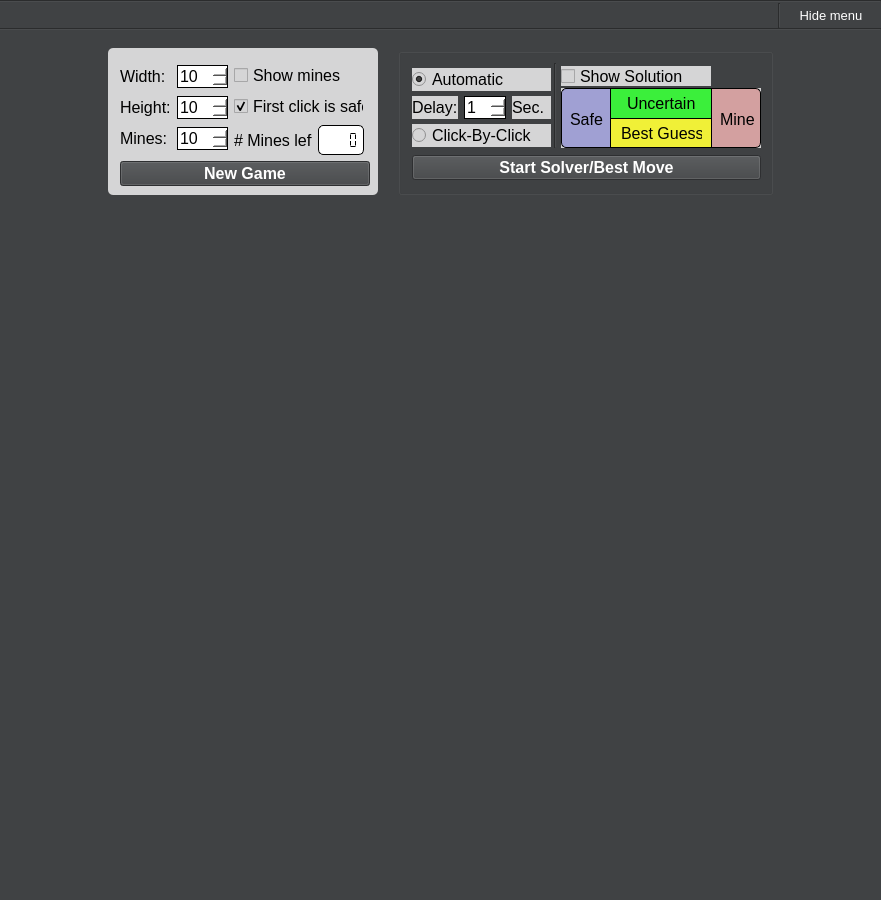
skullbox305/Minesweeper-Solver, file mainwindow.ui: the form before one commit.
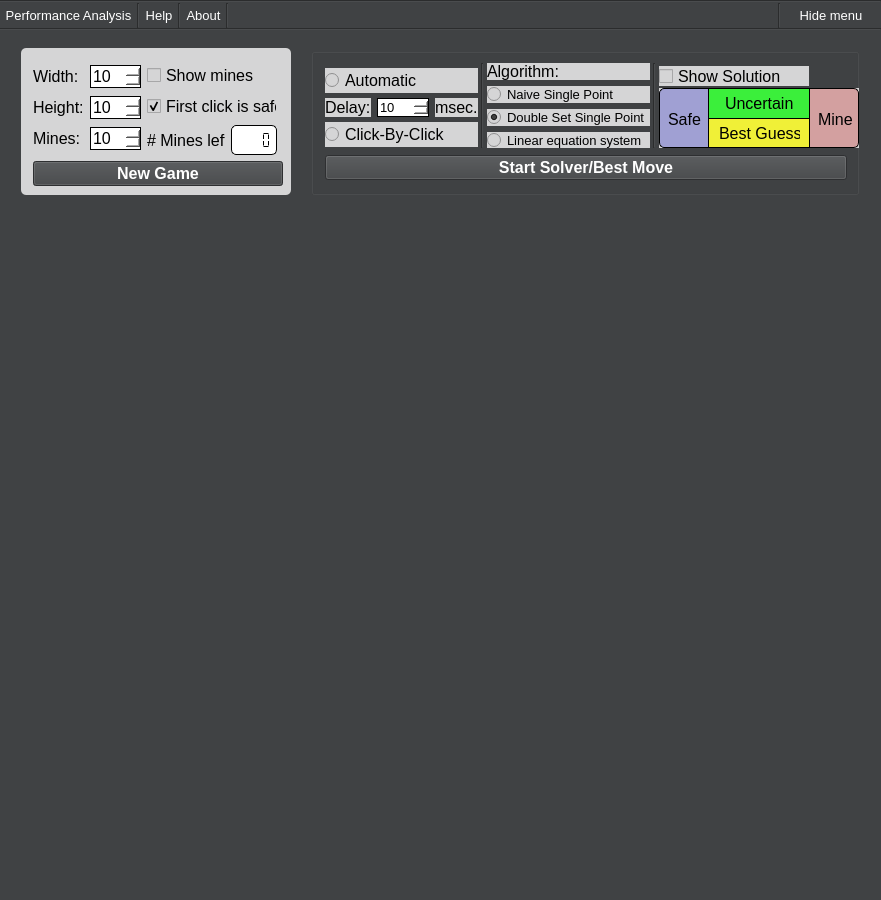
The form after the commit. Icons and pictures are not drawn.

Commit message: - Double Set SIngle Point Peformance optimiert - Solver Delay (in Millisekunden) Spinbox implementiert - Algorithmen auswahl Menu implementiert - Bug Fixes

```diff
--- a/mainwindow.ui
+++ b/mainwindow.ui
@@ -368,13 +368,13 @@
              <widget class="QGroupBox" name="groupBox_SolverOptions">
               <property name="minimumSize">
                <size>
-                <width>375</width>
+                <width>548</width>
                 <height>147</height>
                </size>
               </property>
               <property name="maximumSize">
                <size>
-                <width>375</width>
+                <width>500</width>
                 <height>147</height>
                </size>
               </property>
@@ -428,7 +428,7 @@
                   <number>0</number>
                  </property>
                  <item row="0" column="0">
-                  <layout class="QHBoxLayout" name="horizontalLayout_SolverOptions" stretch="0,0,0,0">
+                  <layout class="QHBoxLayout" name="horizontalLayout_SolverOptions" stretch="1,0,0,0,0,0">
                    <property name="spacing">
                     <number>3</number>
                    </property>
@@ -445,7 +445,7 @@
                     <number>7</number>
                    </property>
                    <item>
-                    <layout class="QGridLayout" name="gridLayout_SolverSettings" rowstretch="0,0,0,0,0,0" columnstretch="0,0,0,0,0,0">
+                    <layout class="QGridLayout" name="gridLayout_SolverSettings" rowstretch="0,0,0,0" columnstretch="0">
                      <property name="topMargin">
                       <number>5</number>
                      </property>
@@ -497,7 +497,7 @@
                         <widget class="QSpinBox" name="spinBox_SolverDelaySeconds">
                          <property name="font">
                           <font>
-                           <pointsize>12</pointsize>
+                           <pointsize>10</pointsize>
                           </font>
                          </property>
                          <property name="styleSheet">
@@ -508,7 +508,13 @@
 </string>
                          </property>
                          <property name="minimum">
-                          <number>1</number>
+                          <number>0</number>
+                         </property>
+                         <property name="maximum">
+                          <number>3000</number>
+                         </property>
+                         <property name="value">
+                          <number>10</number>
                          </property>
                         </widget>
                        </item>
@@ -538,7 +544,7 @@
                           <string notr="true">color: black;background-color: rgb(213, 213, 214);</string>
                          </property>
                          <property name="text">
-                          <string>Sec.</string>
+                          <string>msec.</string>
                          </property>
                         </widget>
                        </item>
@@ -566,6 +572,82 @@
                      </property>
                     </widget>
                    </item>
+                   <item>
+                    <layout class="QGridLayout" name="gridLayout_2">
+                     <item row="1" column="0">
+                      <widget class="QRadioButton" name="radioButton_naiveSinglePoint">
+                       <property name="font">
+                        <font>
+                         <pointsize>10</pointsize>
+                        </font>
+                       </property>
+                       <property name="styleSheet">
+                        <string notr="true">color: black;background-color: rgb(213, 213, 214);</string>
+                       </property>
+                       <property name="text">
+                        <string>Naive Single Point</string>
+                       </property>
+                       <attribute name="buttonGroup">
+                        <string notr="true">buttonGroup</string>
+                       </attribute>
+                      </widget>
+                     </item>
+                     <item row="3" column="0">
+                      <widget class="QRadioButton" name="radioButton_linear">
+                       <property name="font">
+                        <font>
+                         <pointsize>10</pointsize>
+                        </font>
+                       </property>
+                       <property name="styleSheet">
+                        <string notr="true">color: black;background-color: rgb(213, 213, 214);</string>
+                       </property>
+                       <property name="text">
+                        <string>Linear equation system</string>
+                       </property>
+                       <attribute name="buttonGroup">
+                        <string notr="true">buttonGroup</string>
+                       </attribute>
+                      </widget>
+                     </item>
+                     <item row="2" column="0">
+                      <widget class="QRadioButton" name="radioButton_doubleSetSinglePoint">
+                       <property name="font">
+                        <font>
+                         <pointsize>10</pointsize>
+                        </font>
+                       </property>
+                       <property name="styleSheet">
+                        <string notr="true">color: black;background-color: rgb(213, 213, 214);</string>
+                       </property>
+                       <property name="text">
+                        <string>Double Set Single Point</string>
+                       </property>
+                       <property name="checked">
+                        <bool>true</bool>
+                       </property>
+                       <attribute name="buttonGroup">
+                        <string notr="true">buttonGroup</string>
+                       </attribute>
+                      </widget>
+                     </item>
+                     <item row="0" column="0">
+                      <widget class="QLabel" name="label">
+                       <property name="font">
+                        <font>
+                         <pointsize>12</pointsize>
+                        </font>
+                       </property>
+                       <property name="styleSheet">
+                        <string notr="true">color: black;background-color: rgb(213, 213, 214);</string>
+                       </property>
+                       <property name="text">
+                        <string>Algorithm:</string>
+                       </property>
+                      </widget>
+                     </item>
+                    </layout>
+                   </item>
                    <item>
                     <spacer name="horizontalSpacer_2">
                      <property name="orientation">
@@ -580,7 +662,14 @@
                     </spacer>
                    </item>
                    <item>
-                    <layout class="QGridLayout" name="gridLayout_2" rowstretch="1,0,1,0,0,0,0" columnstretch="0,0,0">
+                    <widget class="Line" name="line">
+                     <property name="orientation">
+                      <enum>Qt::Vertical</enum>
+                     </property>
+                    </widget>
+                   </item>
+                   <item>
+                    <layout class="QGridLayout" name="gridLayout_ShowSolution" rowstretch="1,0,1,0,0,0" columnstretch="0">
                      <property name="leftMargin">
                       <number>0</number>
                      </property>
@@ -839,8 +928,6 @@
                                 <string>Uncertain</string>
                                </property>
                               </widget>
-                              <zorder>label_Uncertain</zorder>
-                              <zorder>cbShowSolution</zorder>
                              </widget>
                             </item>
                             <item>
@@ -1454,7 +1541,7 @@
         </widget>
        </item>
        <item row="1" column="0">
-        <layout class="QGridLayout" name="gridLayout_13" columnstretch="0,0,0">
+        <layout class="QGridLayout" name="gridLayout_13" columnstretch="0,0,0,0,0,0,0,0,0">
          <property name="sizeConstraint">
           <enum>QLayout::SetDefaultConstraint</enum>
          </property>
@@ -1465,13 +1552,55 @@
           <number>0</number>
          </property>
          <item row="0" column="1">
+          <widget class="Line" name="line_4">
+           <property name="orientation">
+            <enum>Qt::Vertical</enum>
+           </property>
+          </widget>
+         </item>
+         <item row="0" column="3">
+          <widget class="Line" name="line_5">
+           <property name="orientation">
+            <enum>Qt::Vertical</enum>
+           </property>
+          </widget>
+         </item>
+         <item row="0" column="0">
+          <widget class="QToolButton" name="toolButton">
+           <property name="font">
+            <font>
+             <pointsize>10</pointsize>
+            </font>
+           </property>
+           <property name="styleSheet">
+            <string notr="true">border-style: solid; border-color: black; </string>
+           </property>
+           <property name="text">
+            <string>Performance Analysis</string>
+           </property>
+          </widget>
+         </item>
+         <item row="0" column="6">
+          <spacer name="horizontalSpacer">
+           <property name="orientation">
+            <enum>Qt::Horizontal</enum>
+           </property>
+           <property name="sizeHint" stdset="0">
+            <size>
+             <width>40</width>
+             <height>20</height>
+            </size>
+           </property>
+          </spacer>
+         </item>
+         <item row="0" column="7">
           <widget class="Line" name="line_6">
            <property name="orientation">
             <enum>Qt::Vertical</enum>
            </property>
           </widget>
          </item>
-         <item row="0" column="2">
+         <item row="0" column="8">
           <widget class="QToolButton" name="button_GameOptions">
            <property name="sizePolicy">
             <sizepolicy hsizetype="Maximum" vsizetype="Maximum">
@@ -1506,18 +1635,42 @@
            </property>
           </widget>
          </item>
-         <item row="0" column="0">
-          <spacer name="horizontalSpacer">
+         <item row="0" column="2">
+          <widget class="QToolButton" name="toolButton_2">
+           <property name="font">
+            <font>
+             <pointsize>10</pointsize>
+            </font>
+           </property>
+           <property name="styleSheet">
+            <string notr="true">border-style: solid; border-color: black; </string>
+           </property>
+           <property name="text">
+            <string>Help</string>
+           </property>
+          </widget>
+         </item>
+         <item row="0" column="4">
+          <widget class="QToolButton" name="toolButton_3">
+           <property name="font">
+            <font>
+             <pointsize>10</pointsize>
+            </font>
+           </property>
+           <property name="styleSheet">
+            <string notr="true">border-style: solid; border-color: black; </string>
+           </property>
+           <property name="text">
+            <string>About</string>
+           </property>
+          </widget>
+         </item>
+         <item row="0" column="5">
+          <widget class="Line" name="line_8">
            <property name="orientation">
-            <enum>Qt::Horizontal</enum>
+            <enum>Qt::Vertical</enum>
            </property>
-           <property name="sizeHint" stdset="0">
-            <size>
-             <width>40</width>
-             <height>20</height>
-            </size>
-           </property>
-          </spacer>
+          </widget>
          </item>
         </layout>
        </item>
```
Left out of the diff: 3 changed lines with no effect on the pictures. The commit also changes 5 other files.
